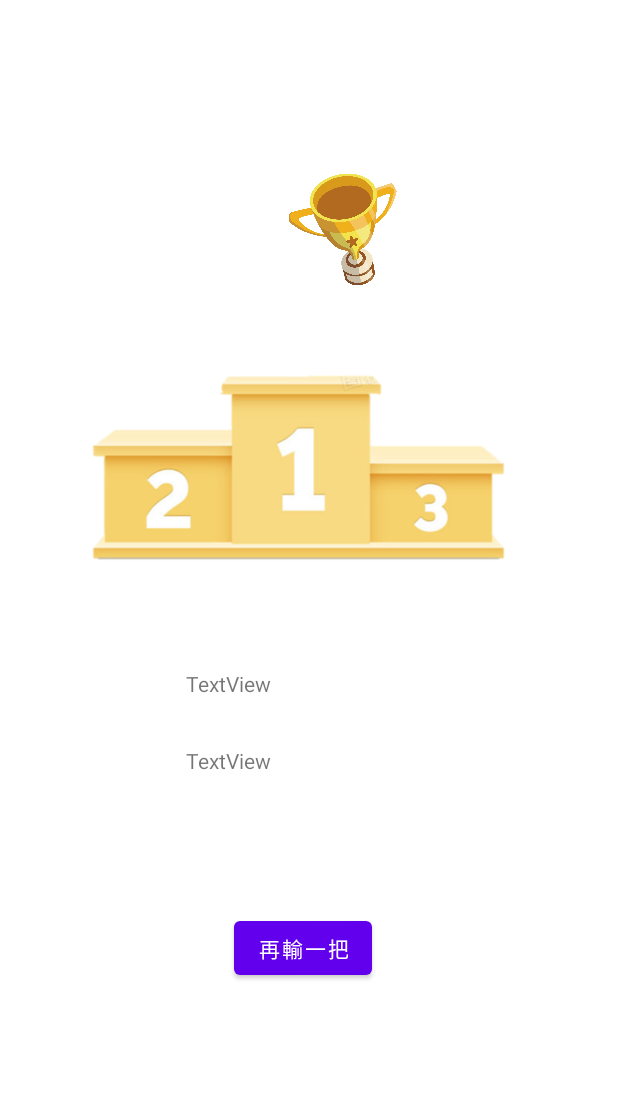
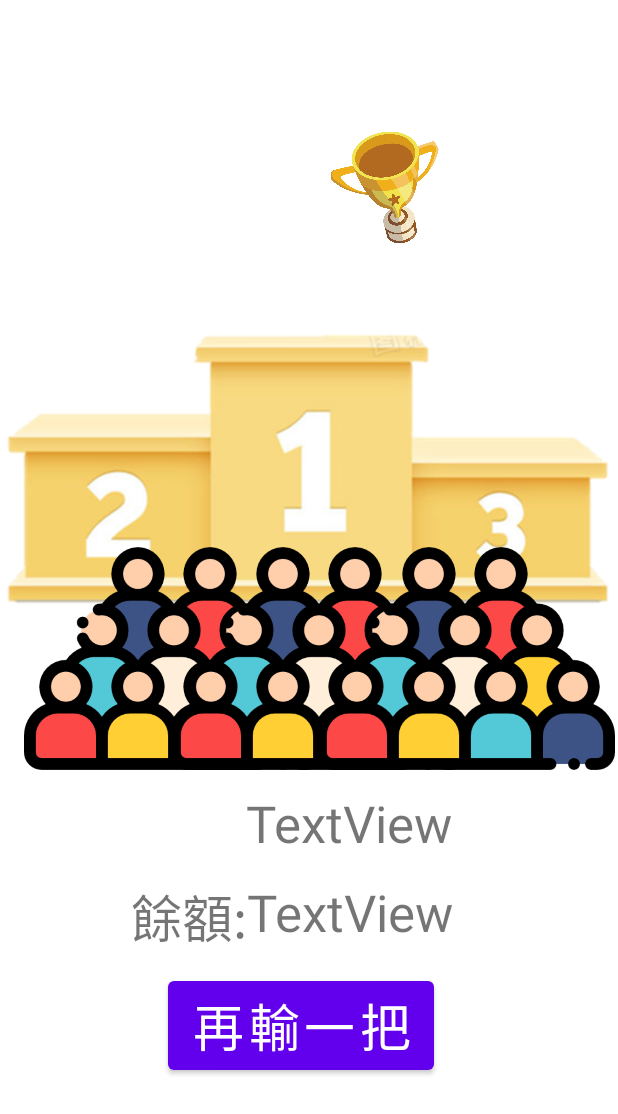
Before and after one commit to ting-weii/Final_Project, an Android app: the layout activity_pd.xml on its own in the app's theme, with its tools: preview values and no code run, on a phone screen of 412 x 824 dp. Shown: the top 1114 px of the screen. Run offline under Robolectric (Android 15) with nearby library versions, the phone set to English and light mode, and no system bars.

Commit message:
修改版面audience

```diff
--- a/app/src/main/java/com/example/final_project/betActivity.java
+++ b/app/src/main/java/com/example/final_project/betActivity.java
@@ -24,6 +24,7 @@ public class betActivity extends AppCompatActivity {
     private ArrayList<String> horse=new ArrayList<>();
     private TextView tv_deposit;
     private EditText ed_betPrice;
+
     @Override
     protected void onCreate(Bundle savedInstanceState) {
         super.onCreate(savedInstanceState);
@@ -84,7 +85,8 @@ public class betActivity extends AppCompatActivity {
             System.out.println(horses[i].Speed);
             double equityTmp=horses[i].Speed/SpeedSum;
            horses[i].equity=Math.round(equityTmp*10000.0)/100.0;
-           horse.add((i+1)+"號馬"+"\t\t\t 賠率:"+horses[i].betOdd+"\t\t\t 綜合能力值:"+horses[i].Speed+"\t\t\t 勝率:"+horses[i].equity+"%");
+           horse.add((i+1)+"號馬"+"\t\t\t\t\t 賠率:"+horses[i].betOdd+"\t\t\t\t\t 綜合能力值:"
+                   +horses[i].Speed+"\t\t\t\t\t 勝率:"+horses[i].equity+"%");
 
         }
         horseAdapter.notifyDataSetChanged();
--- a/app/src/main/res/layout/activity_pd.xml
+++ b/app/src/main/res/layout/activity_pd.xml
@@ -10,8 +10,8 @@
         android:id="@+id/podium"
         android:layout_width="86dp"
         android:layout_height="114dp"
-        android:layout_marginStart="188dp"
-        android:layout_marginTop="96dp"
+        android:layout_marginStart="216dp"
+        android:layout_marginTop="68dp"
         app:layout_constraintStart_toStartOf="parent"
         app:layout_constraintTop_toTopOf="parent"
         app:srcCompat="@drawable/img_pd" />
@@ -20,8 +20,8 @@
         android:id="@+id/winnerhorse"
         android:layout_width="134dp"
         android:layout_height="108dp"
-        android:layout_marginStart="132dp"
-        android:layout_marginTop="160dp"
+        android:layout_marginStart="145dp"
+        android:layout_marginTop="120dp"
         app:layout_constraintStart_toStartOf="parent"
         app:layout_constraintTop_toTopOf="parent" />
 
@@ -29,27 +29,44 @@
         android:id="@+id/textView3"
         android:layout_width="161dp"
         android:layout_height="47dp"
-        android:layout_marginStart="124dp"
-        android:layout_marginTop="236dp"
+        android:layout_marginStart="164dp"
+        android:layout_marginTop="16dp"
         android:text="TextView"
+        android:textSize="34sp"
         app:layout_constraintStart_toStartOf="parent"
-        app:layout_constraintTop_toBottomOf="@+id/podium" />
+        app:layout_constraintTop_toBottomOf="@+id/imageView2" />
 
     <TextView
         android:id="@+id/textView4"
         android:layout_width="161dp"
         android:layout_height="44dp"
-        android:layout_marginStart="124dp"
-        android:layout_marginTop="4dp"
+        android:layout_marginTop="12dp"
         android:text="TextView"
+        android:textSize="34sp"
+        app:layout_constraintEnd_toEndOf="parent"
+        app:layout_constraintHorizontal_bias="0.656"
+        app:layout_constraintStart_toStartOf="parent"
+        app:layout_constraintTop_toBottomOf="@+id/textView3" />
+
+    <TextView
+        android:id="@+id/textView5"
+        android:layout_width="wrap_content"
+        android:layout_height="wrap_content"
+        android:layout_marginTop="12dp"
+        android:text="餘額:"
+        android:textSize="34sp"
+        app:layout_constraintEnd_toStartOf="@+id/textView4"
+        app:layout_constraintHorizontal_bias="1.0"
         app:layout_constraintStart_toStartOf="parent"
         app:layout_constraintTop_toBottomOf="@+id/textView3" />
 
     <ImageView
         android:id="@+id/imageView2"
-        android:layout_width="wrap_content"
-        android:layout_height="wrap_content"
-        android:layout_marginTop="52dp"
+        android:layout_width="408dp"
+        android:layout_height="394dp"
+        android:layout_marginTop="116dp"
+        app:layout_constraintEnd_toEndOf="parent"
+        app:layout_constraintHorizontal_bias="0.333"
         app:layout_constraintStart_toStartOf="parent"
         app:layout_constraintTop_toTopOf="parent"
         app:srcCompat="@drawable/img_podium" />
@@ -58,8 +75,8 @@
         android:id="@+id/winnerhorse2"
         android:layout_width="134dp"
         android:layout_height="108dp"
-        android:layout_marginStart="36dp"
-        android:layout_marginTop="184dp"
+        android:layout_marginStart="12dp"
+        android:layout_marginTop="190dp"
         app:layout_constraintStart_toStartOf="parent"
         app:layout_constraintTop_toTopOf="parent" />
 
@@ -67,8 +84,8 @@
         android:id="@+id/winnerhorse3"
         android:layout_width="134dp"
         android:layout_height="108dp"
-        android:layout_marginStart="232dp"
-        android:layout_marginTop="184dp"
+        android:layout_marginStart="275dp"
+        android:layout_marginTop="200dp"
         app:layout_constraintStart_toStartOf="parent"
         app:layout_constraintTop_toTopOf="parent" />
 
@@ -76,10 +93,43 @@
         android:id="@+id/btn_return"
         android:layout_width="wrap_content"
         android:layout_height="wrap_content"
-        android:layout_marginStart="156dp"
-        android:layout_marginTop="608dp"
+        android:layout_marginStart="112dp"
+        android:layout_marginTop="648dp"
         android:text="再輸一把"
+        android:textSize="34sp"
         app:layout_constraintStart_toStartOf="parent"
         app:layout_constraintTop_toTopOf="parent" />
 
+    <ImageView
+        android:id="@+id/imageView"
+        android:layout_width="200dp"
+        android:layout_height="326dp"
+        android:layout_marginStart="16dp"
+        android:layout_marginTop="276dp"
+        app:layout_constraintStart_toStartOf="parent"
+        app:layout_constraintTop_toTopOf="parent"
+        app:srcCompat="@drawable/audience" />
+
+    <ImageView
+        android:id="@+id/imageView3"
+        android:layout_width="200dp"
+        android:layout_height="326dp"
+        android:layout_marginTop="276dp"
+        app:layout_constraintEnd_toEndOf="parent"
+        app:layout_constraintHorizontal_bias="0.53"
+        app:layout_constraintStart_toStartOf="parent"
+        app:layout_constraintTop_toTopOf="parent"
+        app:srcCompat="@drawable/audience" />
+
+    <ImageView
+        android:id="@+id/imageView6"
+        android:layout_width="200dp"
+        android:layout_height="326dp"
+        android:layout_marginTop="276dp"
+        app:layout_constraintEnd_toEndOf="parent"
+        app:layout_constraintHorizontal_bias="0.99"
+        app:layout_constraintStart_toStartOf="parent"
+        app:layout_constraintTop_toTopOf="parent"
+        app:srcCompat="@drawable/audience" />
+
 </androidx.constraintlayout.widget.ConstraintLayout>
--- a/app/src/main/res/layout/betpage.xml
+++ b/app/src/main/res/layout/betpage.xml
@@ -10,6 +10,7 @@
         android:id="@+id/horseList"
         android:layout_width="wrap_content"
         android:layout_height="350dp"
+        android:scrollbarSize="4dp"
         app:layout_constraintEnd_toEndOf="parent"
         app:layout_constraintStart_toStartOf="parent"
         app:layout_constraintTop_toTopOf="parent">
@@ -22,13 +23,12 @@
         android:layout_height="wrap_content"
         android:layout_marginBottom="32dp"
         android:text="目前金額"
-        android:textSize="30sp"
+        android:textSize="34sp"
         app:layout_constraintBottom_toTopOf="@+id/ed_betPrice"
         app:layout_constraintEnd_toEndOf="@+id/ed_betPrice"
-        app:layout_constraintHorizontal_bias="0.26"
         app:layout_constraintStart_toStartOf="@+id/ed_betPrice"
         app:layout_constraintTop_toBottomOf="@+id/horseList"
-        app:layout_constraintVertical_bias="1.0" />
+        app:layout_constraintVertical_bias="0.352" />
 
     <Spinner
         android:id="@+id/horseChoose"
@@ -36,20 +36,20 @@
         android:layout_height="40dp"
         app:layout_constraintBottom_toBottomOf="parent"
         app:layout_constraintEnd_toEndOf="parent"
-        app:layout_constraintHorizontal_bias="0.993"
+        app:layout_constraintHorizontal_bias="1.0"
         app:layout_constraintStart_toStartOf="parent"
         app:layout_constraintTop_toBottomOf="@+id/ed_betPrice"
-        app:layout_constraintVertical_bias="0.17" />
+        app:layout_constraintVertical_bias="0.198" />
 
     <TextView
         android:id="@+id/textView2"
         android:layout_width="wrap_content"
         android:layout_height="wrap_content"
-        android:layout_marginTop="28dp"
+        android:layout_marginTop="38dp"
         android:text="選擇下注"
         android:textSize="30sp"
         app:layout_constraintEnd_toStartOf="@+id/horseChoose"
-        app:layout_constraintHorizontal_bias="0.35"
+        app:layout_constraintHorizontal_bias="0.38"
         app:layout_constraintStart_toStartOf="parent"
         app:layout_constraintTop_toBottomOf="@+id/ed_betPrice" />
 
@@ -64,23 +64,23 @@
         android:textSize="30sp"
         app:layout_constraintBottom_toBottomOf="parent"
         app:layout_constraintEnd_toEndOf="parent"
-        app:layout_constraintHorizontal_bias="0.459"
+        app:layout_constraintHorizontal_bias="0.491"
         app:layout_constraintStart_toStartOf="parent"
         app:layout_constraintTop_toBottomOf="@+id/horseList"
-        app:layout_constraintVertical_bias="0.008" />
+        app:layout_constraintVertical_bias="0.0" />
 
     <Button
         android:id="@+id/btn_bet"
-        android:layout_width="wrap_content"
+        android:layout_width="250dp"
         android:layout_height="wrap_content"
         android:layout_marginBottom="30dp"
         android:text="下注"
         android:textSize="34sp"
         app:layout_constraintBottom_toBottomOf="parent"
         app:layout_constraintEnd_toEndOf="parent"
-        app:layout_constraintHorizontal_bias="0.498"
+        app:layout_constraintHorizontal_bias="0.496"
         app:layout_constraintStart_toStartOf="parent"
         app:layout_constraintTop_toBottomOf="@+id/textView2"
-        app:layout_constraintVertical_bias="0.956" />
+        app:layout_constraintVertical_bias="0.774" />
 
 </androidx.constraintlayout.widget.ConstraintLayout>
```
Also changed, not shown: app/src/main/res/drawable-v24/audience.png (added), app/src/main/res/drawable-v24/img_podium.png.
